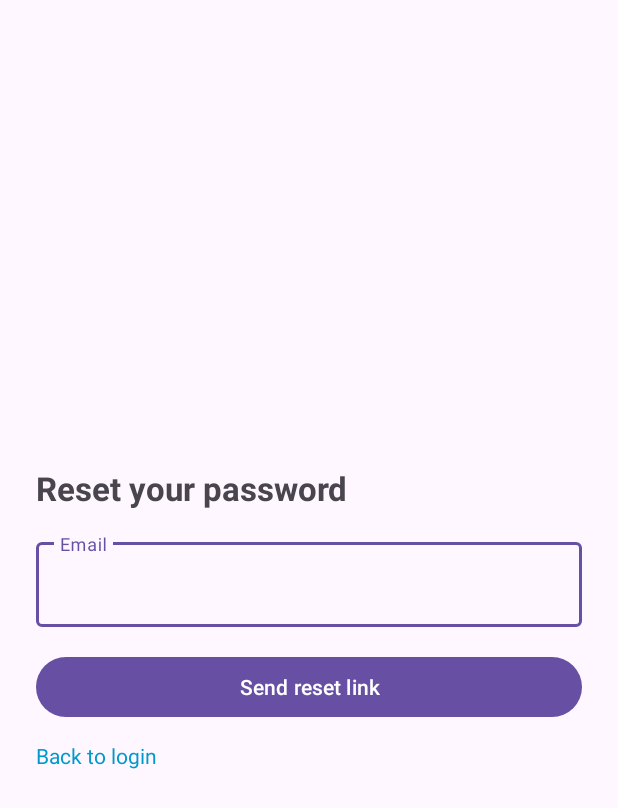
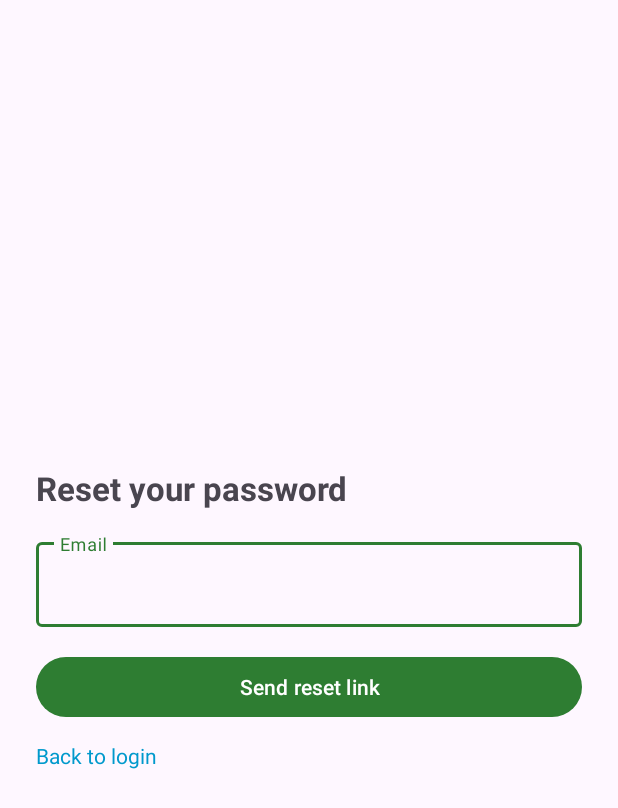
Before and after one commit to karththiga/resort-app, an Android app: the screen it shows after launch (ResetPasswordActivity), after a tap on "Forgot password?", on a phone screen of 412 x 824 dp. Shown: the top 808 px of the screen. Run offline under Robolectric (Android 15) with nearby library versions, the phone set to English and light mode, and no system bars; our stand-ins replace Firebase (no records; nobody signed in at launch, a user with empty details on screens opened directly).

Commit message:
Switch app theme to green palette

```diff
--- a/app/src/main/res/layout/item_booking.xml
+++ b/app/src/main/res/layout/item_booking.xml
@@ -44,7 +44,7 @@
 
             <TextView
                 android:id="@+id/tvStatus"
-                android:textColor="#7C4DFF"
+                android:textColor="@color/green_primary"
                 android:layout_width="wrap_content"
                 android:layout_height="wrap_content"
                 android:layout_marginTop="2dp"/>
--- a/app/src/main/res/values-night/themes.xml
+++ b/app/src/main/res/values-night/themes.xml
@@ -1,7 +1,23 @@
 <resources xmlns:tools="http://schemas.android.com/tools">
     <!-- Base application theme. -->
     <style name="Base.Theme.ResortApp" parent="Theme.Material3.DayNight.NoActionBar">
-        <!-- Customize your dark theme here. -->
-        <!-- <item name="colorPrimary">@color/my_dark_primary</item> -->
+        <item name="colorPrimary">@color/green_accent</item>
+        <item name="colorOnPrimary">@color/green_dark</item>
+        <item name="colorPrimaryContainer">@color/green_dark</item>
+        <item name="colorOnPrimaryContainer">@color/green_light</item>
+        <item name="colorSecondary">@color/green_primary</item>
+        <item name="colorOnSecondary">@color/white</item>
+        <item name="colorSecondaryContainer">@color/green_dark</item>
+        <item name="colorOnSecondaryContainer">@color/green_light</item>
+        <item name="colorTertiary">@color/green_primary</item>
+        <item name="colorOnTertiary">@color/white</item>
+        <item name="colorTertiaryContainer">@color/green_dark</item>
+        <item name="colorOnTertiaryContainer">@color/green_light</item>
+        <item name="colorSurface">@color/green_dark</item>
+        <item name="colorOnSurface">@color/green_light</item>
+        <item name="colorSurfaceVariant">@color/green_primary</item>
+        <item name="colorOnSurfaceVariant">@color/green_light</item>
+        <item name="colorOutline">@color/green_accent</item>
+        <item name="colorPrimaryInverse">@color/green_light</item>
     </style>
 </resources>
--- a/app/src/main/res/values/themes.xml
+++ b/app/src/main/res/values/themes.xml
@@ -1,8 +1,24 @@
 <resources xmlns:tools="http://schemas.android.com/tools">
     <!-- Base application theme. -->
     <style name="Base.Theme.ResortApp" parent="Theme.Material3.DayNight.NoActionBar">
-        <!-- Customize your light theme here. -->
-        <!-- <item name="colorPrimary">@color/my_light_primary</item> -->
+        <item name="colorPrimary">@color/green_primary</item>
+        <item name="colorOnPrimary">@color/white</item>
+        <item name="colorPrimaryContainer">@color/green_light</item>
+        <item name="colorOnPrimaryContainer">@color/green_dark</item>
+        <item name="colorSecondary">@color/green_accent</item>
+        <item name="colorOnSecondary">@color/green_dark</item>
+        <item name="colorSecondaryContainer">@color/green_light</item>
+        <item name="colorOnSecondaryContainer">@color/green_dark</item>
+        <item name="colorTertiary">@color/green_accent</item>
+        <item name="colorOnTertiary">@color/green_dark</item>
+        <item name="colorTertiaryContainer">@color/green_light</item>
+        <item name="colorOnTertiaryContainer">@color/green_dark</item>
+        <item name="colorSurface">@color/white</item>
+        <item name="colorOnSurface">@color/green_dark</item>
+        <item name="colorSurfaceVariant">@color/green_light</item>
+        <item name="colorOnSurfaceVariant">@color/green_dark</item>
+        <item name="colorOutline">@color/green_primary</item>
+        <item name="colorPrimaryInverse">@color/green_dark</item>
     </style>
 
     <style name="Theme.ResortApp" parent="Base.Theme.ResortApp" />
```
